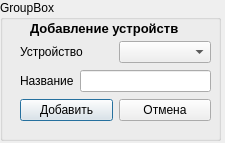
Above: S_10_Diploma/secondwindow_add_device.ui from Dimonderus/Project_Diploma before the change. Below: the same form after it.
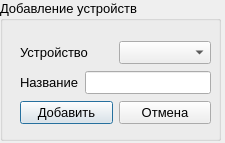
That is the form after the change.

```diff
--- a/S_10_Diploma/secondwindow_add_device.ui
+++ b/S_10_Diploma/secondwindow_add_device.ui
@@ -22,36 +22,23 @@
      <height>141</height>
     </rect>
    </property>
-   <property name="title">
-    <string>GroupBox</string>
-   </property>
-   <widget class="QLabel" name="label_3">
-    <property name="geometry">
-     <rect>
-      <x>30</x>
-      <y>20</y>
-      <width>161</width>
-      <height>16</height>
-     </rect>
-    </property>
     <property name="font">
      <font>
       <pointsize>10</pointsize>
-      <weight>75</weight>
-      <bold>true</bold>
-     </font>
-    </property>
-    <property name="text">
+     <weight>50</weight>
+     <bold>false</bold>
+    </font>
+   </property>
+   <property name="title">
      <string>Добавление устройств</string>
     </property>
-   </widget>
    <widget class="QWidget" name="">
     <property name="geometry">
      <rect>
       <x>20</x>
       <y>40</y>
       <width>191</width>
-      <height>83</height>
+      <height>88</height>
      </rect>
     </property>
     <layout class="QVBoxLayout" name="verticalLayout">
```
Lines whose indentation alone changed are shown as unchanged.
